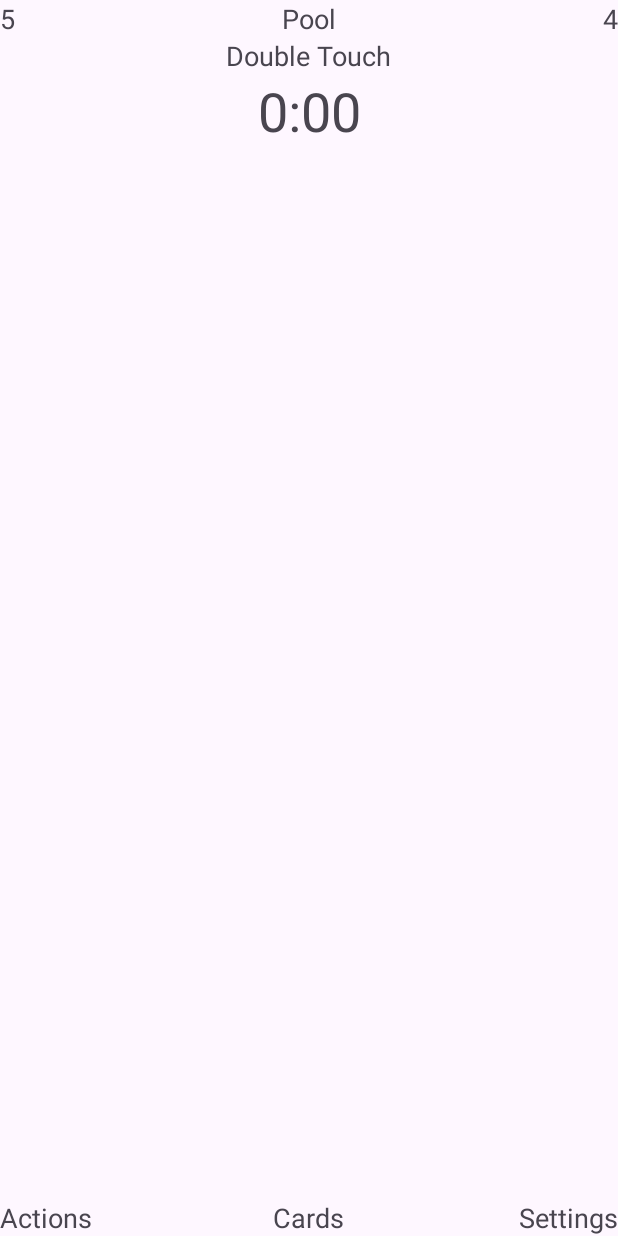
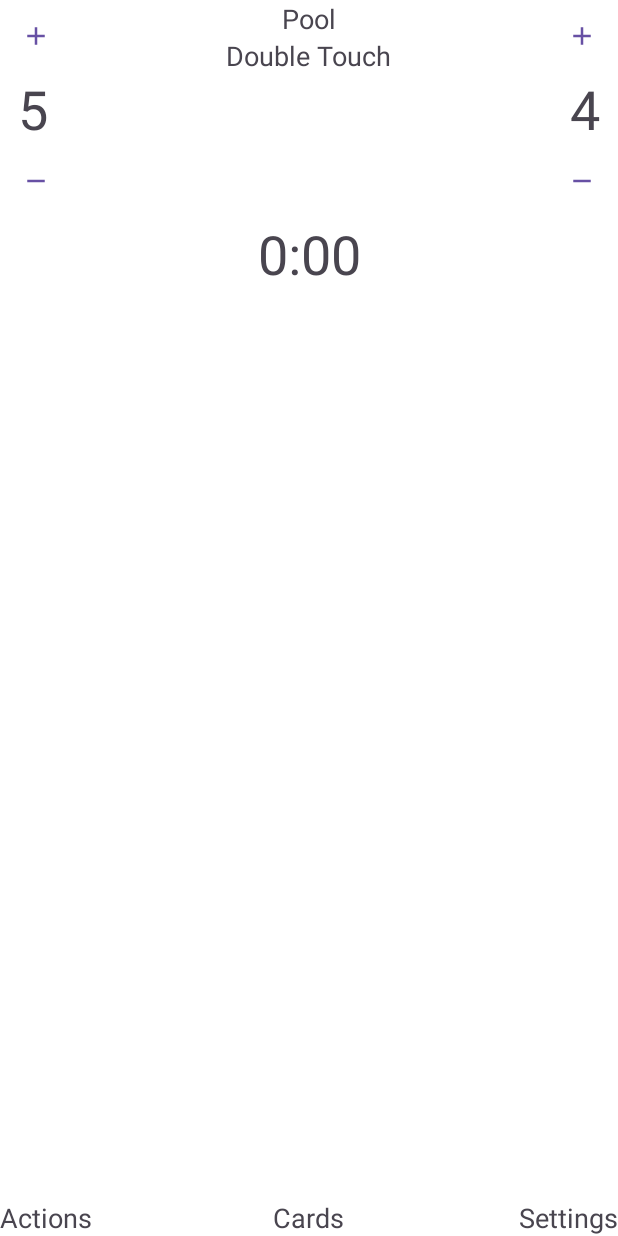
Before and after one commit to SnackKing/FenceAndroid, an Android app: the layout activity_main.xml on its own in the app's theme, with its tools: preview values and no code run, on a phone screen of 412 x 824 dp. Run offline under Robolectric (Android 15) with nearby library versions, the phone set to English and light mode, and no system bars.

Commit message:
Add Presenter and Model class with score increment/decrement feature

```diff
--- /dev/null
+++ b/app/src/main/res/drawable/add_icon.xml
@@ -0,0 +1,5 @@
+<vector android:height="24dp" android:tint="#000000"
+    android:viewportHeight="24" android:viewportWidth="24"
+    android:width="24dp" xmlns:android="http://schemas.android.com/apk/res/android">
+    <path android:fillColor="@android:color/white" android:pathData="M19,13h-6v6h-2v-6H5v-2h6V5h2v6h6v2z"/>
+</vector>
--- /dev/null
+++ b/app/src/main/res/drawable/remove_icon.xml
@@ -0,0 +1,5 @@
+<vector android:height="24dp" android:tint="#000000"
+    android:viewportHeight="24" android:viewportWidth="24"
+    android:width="24dp" xmlns:android="http://schemas.android.com/apk/res/android">
+    <path android:fillColor="@android:color/white" android:pathData="M19,13H5v-2h14v2z"/>
+</vector>
--- a/app/src/main/res/layout/activity_main.xml
+++ b/app/src/main/res/layout/activity_main.xml
@@ -4,6 +4,7 @@
     xmlns:app="http://schemas.android.com/apk/res-auto"
     xmlns:tools="http://schemas.android.com/tools"
     android:layout_width="match_parent"
+    android:background="@color/white"
     android:layout_height="match_parent"
     tools:context=".MainActivity">
 
@@ -12,14 +13,36 @@
         android:layout_height="wrap_content"
         app:layout_constraintTop_toTopOf="parent"
         android:id="@+id/score_container">
+
+        <Button
+            style="?attr/materialIconButtonStyle"
+            android:id="@+id/left_increase_button"
+            app:icon="@drawable/add_icon"
+            android:layout_alignParentStart="true"
+            android:layout_alignParentTop="true"
+            android:layout_width="wrap_content"
+            android:layout_height="wrap_content"
+            />
         <TextView
             android:layout_width="wrap_content"
             android:layout_height="wrap_content"
             android:id="@+id/left_score"
-            android:text="Hello World!"
             tools:text="5"
-            android:textSize="18sp"
+            android:text="@string/zero"
+            android:layout_marginStart="12dp"
+            android:textSize="36sp"
+            android:layout_below="@id/left_increase_button"
             android:layout_alignParentStart="true" />
+
+        <Button
+            style="?attr/materialIconButtonStyle"
+            android:id="@+id/left_decrease_button"
+            app:icon="@drawable/remove_icon"
+            android:layout_below="@id/left_score"
+            android:layout_alignParentStart="true"
+            android:layout_width="wrap_content"
+            android:layout_height="wrap_content"
+            />
 
         <TextView
             android:id="@+id/mode_indicator"
@@ -36,16 +59,39 @@
             android:layout_height="wrap_content"
             android:layout_below="@id/mode_indicator"
             android:layout_centerHorizontal="true"
-            android:text="Double Touch"
+            android:text="@string/double_touch"
             android:textSize="18sp" />
+
+        <Button
+            style="?attr/materialIconButtonStyle"
+            android:id="@+id/right_increase_button"
+            app:icon="@drawable/add_icon"
+            android:layout_alignParentTop="true"
+            android:layout_alignParentEnd="true"
+            android:layout_width="wrap_content"
+            android:layout_height="wrap_content"
+            />
 
         <TextView
             android:layout_width="wrap_content"
             android:layout_height="wrap_content"
             android:layout_alignParentEnd="true"
+            android:layout_below="@id/right_increase_button"
+            android:layout_marginEnd="12dp"
             android:id="@+id/right_score"
+            android:text="@string/zero"
             tools:text="4"
-            android:textSize="18sp" />
+            android:textSize="36sp" />
+
+        <Button
+            style="?attr/materialIconButtonStyle"
+            android:id="@+id/right_decrease_button"
+            app:icon="@drawable/remove_icon"
+            android:layout_below="@id/right_score"
+            android:layout_alignParentEnd="true"
+            android:layout_width="wrap_content"
+            android:layout_height="wrap_content"
+            />
 
     </RelativeLayout>
 
--- a/app/src/main/res/values/strings.xml
+++ b/app/src/main/res/values/strings.xml
@@ -1,3 +1,5 @@
 <resources>
     <string name="app_name">My Application</string>
+    <string name="zero">0</string>
+    <string name="double_touch">Double Touch</string>
 </resources>
```
Also changed, not shown: app/src/main/java/com/zachallegretti/fenceandroid/Bout.kt (added, +17 -0 lines), app/src/main/java/com/zachallegretti/fenceandroid/BoutView.kt (added, +10 -0 lines), app/src/main/java/com/zachallegretti/fenceandroid/FencingUtils.kt (added, +13 -0 lines), app/src/main/java/com/zachallegretti/fenceandroid/MainActivity.kt (+59 -1 lines), app/src/main/java/com/zachallegretti/fenceandroid/MainActivityPresenter.kt (added, +47 -0 lines).
